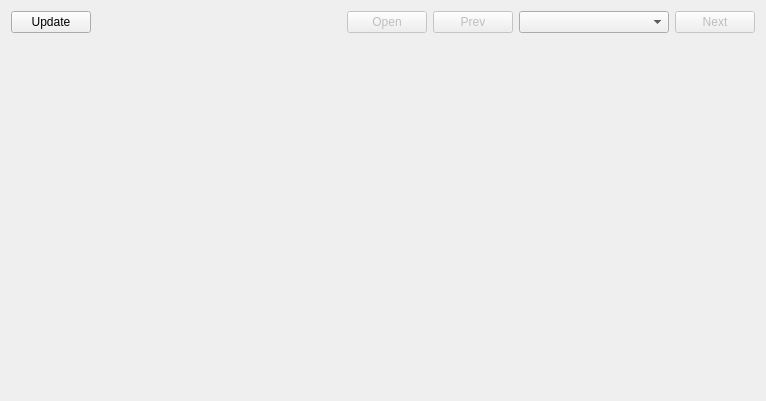
bijanebrahimi/pyoffer, file pyoffer/plugins/digikala/digikala.ui: the form before one commit.
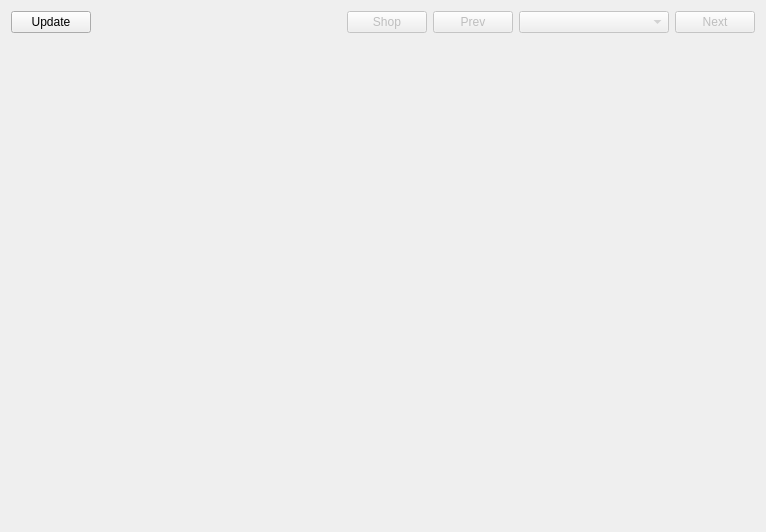
The form after the commit.

Commit message: added better plugin interface

What changed in the file:
```diff
--- a/pyoffer/plugins/digikala/digikala.ui
+++ b/pyoffer/plugins/digikala/digikala.ui
@@ -7,7 +7,7 @@
     <x>0</x>
     <y>0</y>
     <width>766</width>
-    <height>401</height>
+    <height>532</height>
    </rect>
   </property>
   <property name="windowTitle">
@@ -42,7 +42,7 @@
         <bool>false</bool>
        </property>
        <property name="text">
-        <string>Open</string>
+        <string>Shop</string>
        </property>
       </widget>
      </item>
@@ -58,6 +58,9 @@
      </item>
      <item>
       <widget class="QComboBox" name="comboBox">
+       <property name="enabled">
+        <bool>false</bool>
+       </property>
        <property name="minimumSize">
         <size>
          <width>150</width>
```
Left out of the diff: 41 changed lines with no effect on the pictures. The commit also changes 6 other files.
